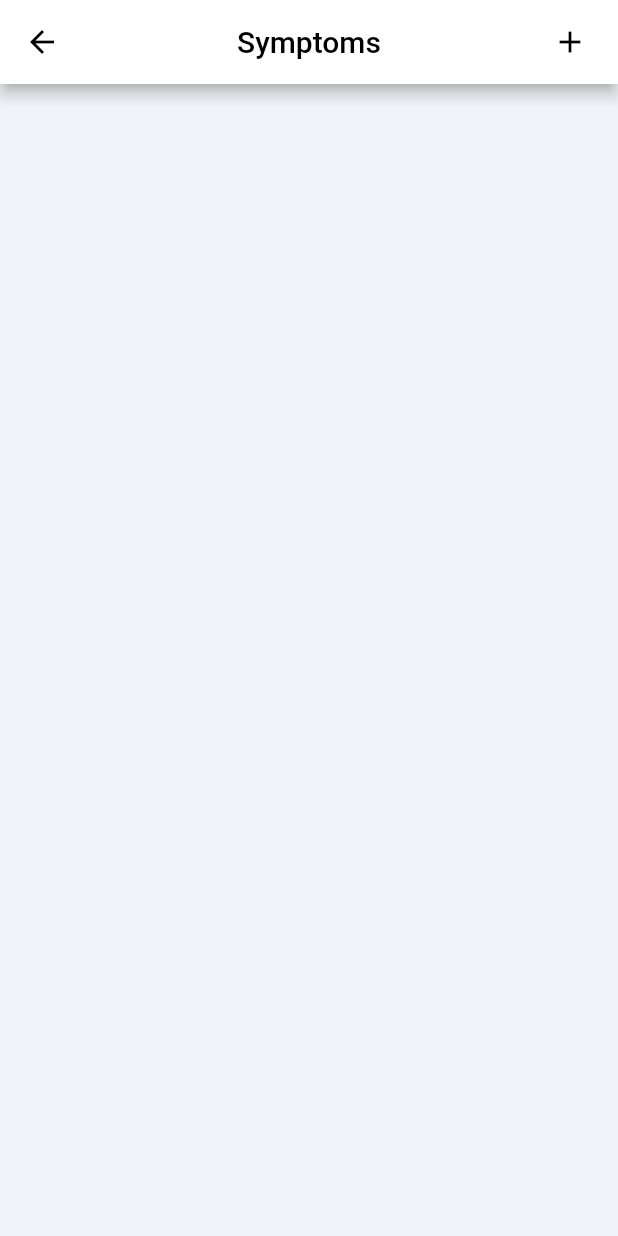
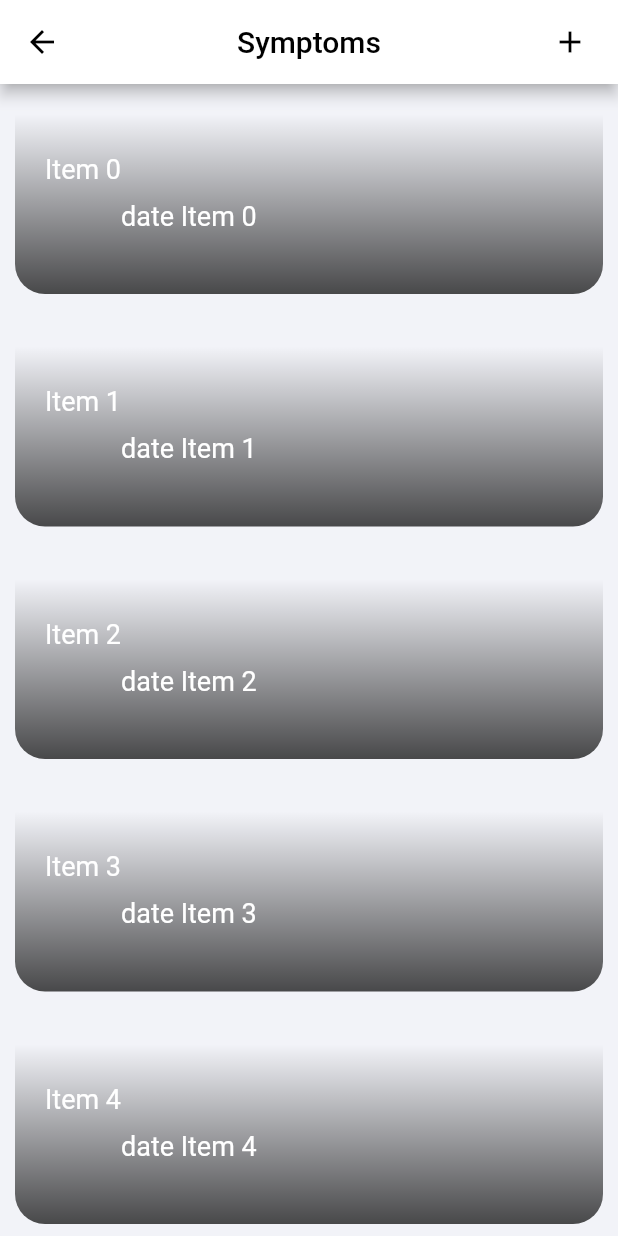
Before and after one commit to Enrickzz/Capstone-Project, a Flutter app: the symptoms screen opened directly, on a phone screen of 412 x 824 dp. Run offline on Flutter 3.47's test engine with Material 2 defaults, Android fonts, the phone set to English and light mode, and no system bars; our stand-ins replace cloud_firestore, file_picker, firebase_auth, firebase_core, firebase_database, firebase_storage and 4 more; missing offline and left inert: flutter_facebook_auth, flutter_login_facebook, gender_picker; accounts and stored records are empty.

Commit message:
symptoms.dart Listview
+index2 initialization

```diff
--- a/lib/symptoms.dart
+++ b/lib/symptoms.dart
@@ -26,7 +26,7 @@ class _symptomsState extends State<symptoms> {
   String email = '';
   String password = '';
   String error = '';
-
+  List<String> items = List<String>.generate(10000, (i) => 'Item $i');
   String initValue="Select your Birth Date";
   bool isDateSelected= false;
   DateTime birthDate; // instance of DateTime
@@ -78,6 +78,71 @@ class _symptomsState extends State<symptoms> {
           ),
         ],
       ),
+      body: ListView.builder(
+        itemCount: items.length,
+        itemBuilder: (context, index) {
+          return GestureDetector(
+            child: Container(
+                margin: EdgeInsets.fromLTRB(10, 0, 10, 15),
+                height: 140,
+                child: Stack(
+                    children: [
+                      Positioned (
+                        bottom: 0,
+                        left: 0,
+                        right: 0,
+                        child: Container(
+                            height: 120,
+                            decoration: BoxDecoration(
+                                borderRadius: BorderRadius.only(
+                                    bottomLeft: Radius.circular(20),
+                                    bottomRight: Radius.circular(20)
+                                ),
+                                gradient: LinearGradient(
+                                    begin: Alignment.bottomCenter,
+                                    end: Alignment.topCenter,
+                                    colors: [
+                                      Colors.black.withOpacity(0.7),
+                                      Colors.transparent
+                                    ]
+                                )
+                            )
+                        ),
+                      ),
+                      Positioned(
+                        bottom: 0,
+                        child: Padding(
+                          padding: const EdgeInsets.all(10),
+                          child: Row(
+                            children: [
+
+                              SizedBox(
+                                width: 10,
+                              ),
+                              Text(
+                                  '' + items[index]+"\n\n\n",
+                                  style: TextStyle(
+                                      color: Colors.white,
+                                      fontSize: 18
+                                  )
+                              ),
+                              Text(
+                                  'date ' + items[index],
+                                  style: TextStyle(
+                                      color: Colors.white,
+                                      fontSize: 18
+                                  )
+                              )
+                            ],
+                          ),
+                        ),
+                      ),
+                    ]
+                )
+            ),
+          );
+        },
+      ),
 
     );
   }
```
Also changed, not shown: lib/index2/index2.dart (added, +275 -0 lines), lib/mainScreen.dart (+11 -1 lines).
